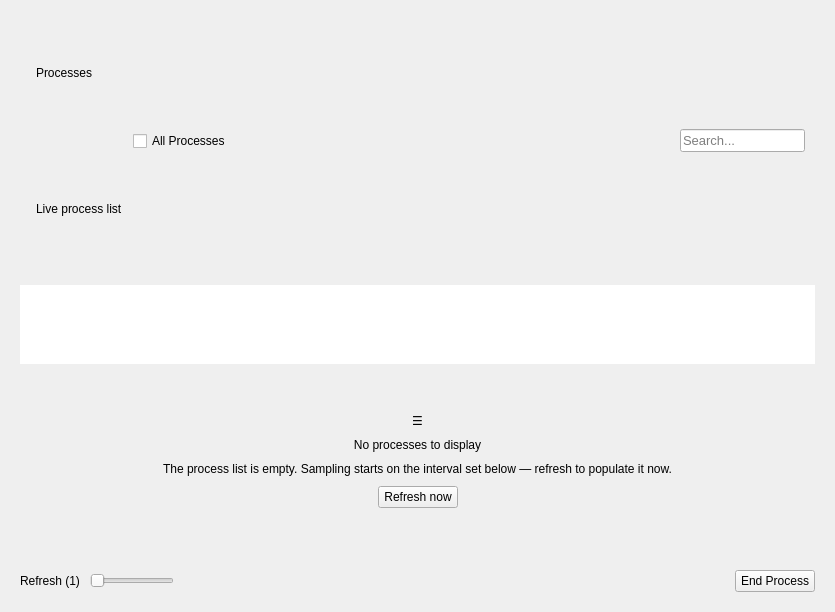
s4solutionsllc/Nexis, file shared/nexis/Pages/Processes/processes_page.ui: the form before one commit.
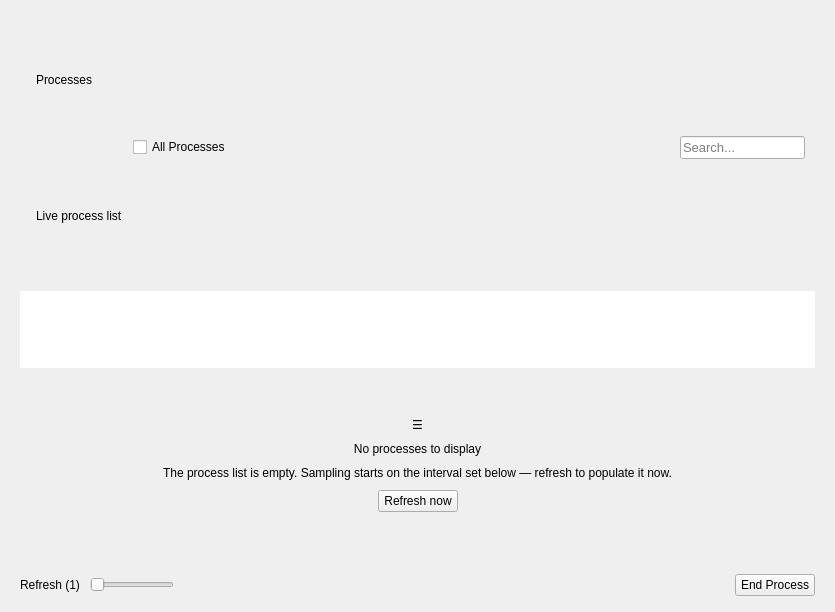
The form after the commit.

What changed in the file:
```diff
--- a/shared/nexis/Pages/Processes/processes_page.ui
+++ b/shared/nexis/Pages/Processes/processes_page.ui
@@ -21,13 +21,13 @@
     <number>20</number>
    </property>
    <property name="topMargin">
-    <number>5</number>
+    <number>12</number>
    </property>
    <property name="rightMargin">
     <number>20</number>
    </property>
    <property name="bottomMargin">
-    <number>20</number>
+    <number>16</number>
    </property>
    <property name="horizontalSpacing">
     <number>0</number>
```
